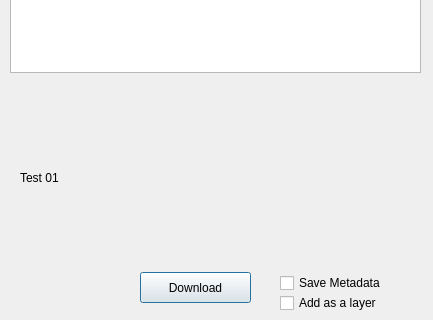
Before: the Qt Designer form OpenAerialMap/gui/ui/img_browser.ui in hotosm/oam-qgis-plugin, drawn with Qt 5; both pictures show x 0 to 433 and y 218 to 538 of the 433 by 538 pixel window.
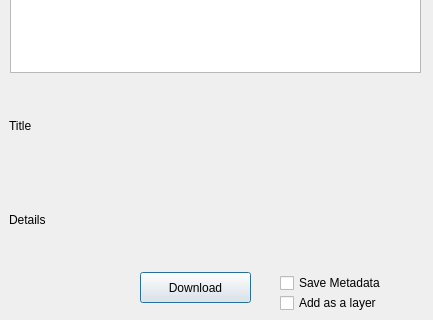
After: the same form once the commit is applied.

Commit message: modified image browser

```diff
--- a/OpenAerialMap/gui/ui/img_browser.ui
+++ b/OpenAerialMap/gui/ui/img_browser.ui
@@ -36,19 +36,6 @@
     <string>Download</string>
    </property>
   </widget>
-  <widget class="QLabel" name="lbTest01">
-   <property name="geometry">
-    <rect>
-     <x>20</x>
-     <y>320</y>
-     <width>381</width>
-     <height>151</height>
-    </rect>
-   </property>
-   <property name="text">
-    <string>Test 01</string>
-   </property>
-  </widget>
   <widget class="QCheckBox" name="checkBoxSaveMeta">
    <property name="geometry">
     <rect>
@@ -75,6 +62,32 @@
     <string>Add as a layer</string>
    </property>
   </widget>
+  <widget class="QWidget" name="verticalLayoutWidget">
+   <property name="geometry">
+    <rect>
+     <x>9</x>
+     <y>300</y>
+     <width>411</width>
+     <height>181</height>
+    </rect>
+   </property>
+   <layout class="QVBoxLayout" name="verticalLayout">
+    <item>
+     <widget class="QLabel" name="lbTitle">
+      <property name="text">
+       <string>Title</string>
+      </property>
+     </widget>
+    </item>
+    <item>
+     <widget class="QLabel" name="lbDetails">
+      <property name="text">
+       <string>Details</string>
+      </property>
+     </widget>
+    </item>
+   </layout>
+  </widget>
  </widget>
  <resources/>
  <connections/>
```
The commit also changes 2 other files.
